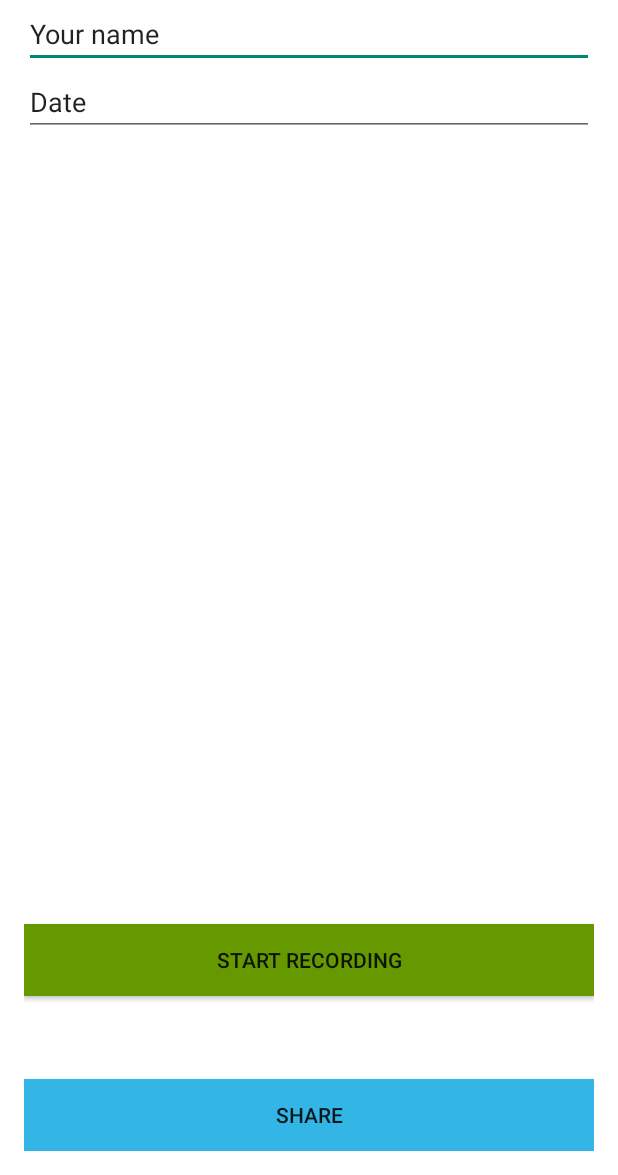
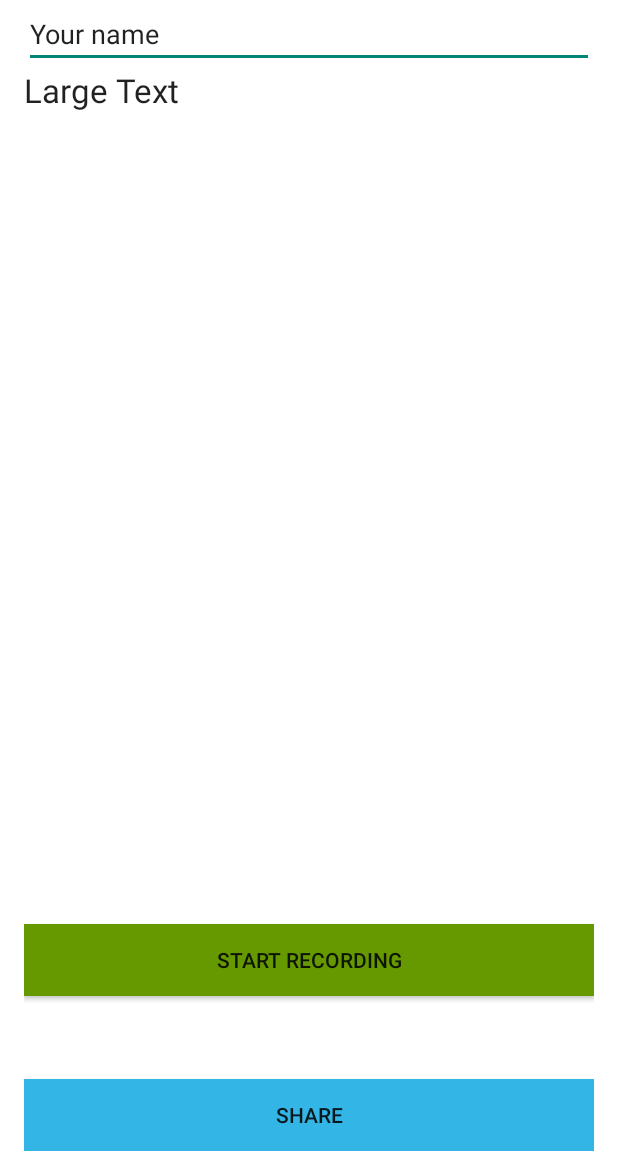
Before and after one commit to wkoszek/sensorama, an Android app: the screen it shows after launch (MainActivity), on a phone screen of 412 x 824 dp, the part 61-1236 px from its top. Run offline under Robolectric (Android 15) with nearby library versions, the phone set to English and light mode, and no system bars.

Commit message:
Replace the textField with text label

```diff
--- a/app/android/Sensorama/app/src/main/res/layout/activity_main.xml
+++ b/app/android/Sensorama/app/src/main/res/layout/activity_main.xml
@@ -15,10 +15,10 @@
 	android:onClick="recordingStartEnd"
         android:layout_above="@+id/buttonShare"
         android:layout_marginBottom="55dp"
-        android:layout_alignRight="@+id/userDate"
-        android:layout_alignEnd="@+id/userDate"
         android:layout_alignParentLeft="true"
-        android:layout_alignParentStart="true" />
+        android:layout_alignParentStart="true"
+        android:layout_alignRight="@+id/userName"
+        android:layout_alignEnd="@+id/userName" />
 
     <Button
         android:layout_width="wrap_content"
@@ -30,8 +30,8 @@
         android:layout_alignParentBottom="true"
         android:layout_alignLeft="@+id/buttonStartEnd"
         android:layout_alignStart="@+id/buttonStartEnd"
-        android:layout_alignRight="@+id/userDate"
-        android:layout_alignEnd="@+id/userDate" />
+        android:layout_alignRight="@+id/userName"
+        android:layout_alignEnd="@+id/userName" />
 
     <EditText
         android:layout_width="wrap_content"
@@ -55,13 +55,12 @@
         android:layout_alignParentTop="true"
         android:layout_centerHorizontal="true" />
 
-    <EditText
+    <TextView
         android:layout_width="wrap_content"
         android:layout_height="wrap_content"
-        android:inputType="date"
-        android:ems="10"
+        android:textAppearance="?android:attr/textAppearanceLarge"
+        android:text="Large Text"
         android:id="@+id/userDate"
-        android:text="Date"
         android:layout_below="@+id/userName"
         android:layout_alignParentLeft="true"
         android:layout_alignParentStart="true"
```
